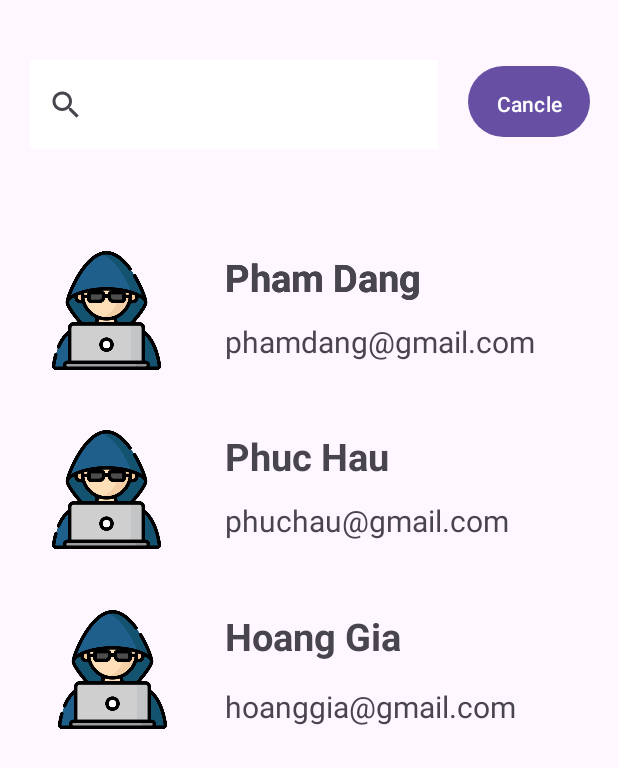
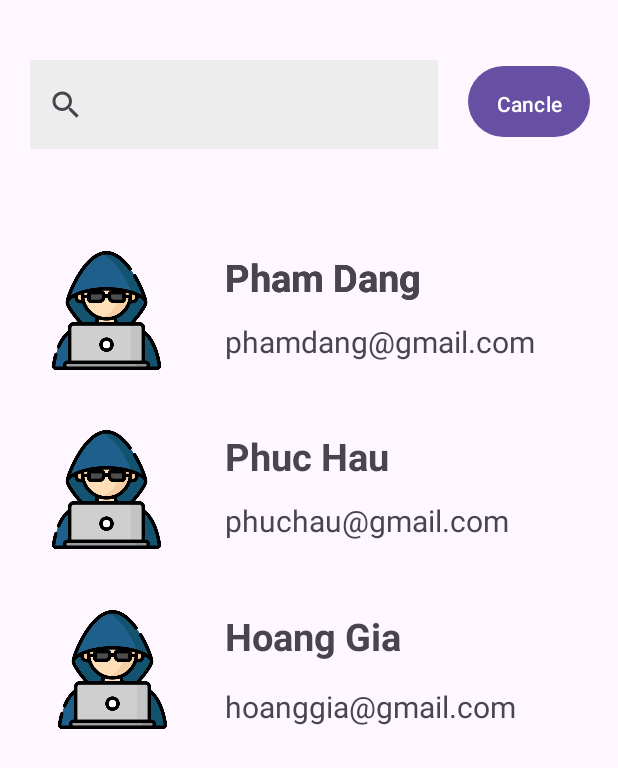
Before and after one commit to royalishere/BlitzApp, an Android app: the SearchActivity screen opened directly, with no data from a screen before it, on a phone screen of 412 x 824 dp. Shown: the top 768 px of the screen. Run offline under Robolectric (Android 15) with nearby library versions, the phone set to English and light mode, and no system bars; 2 statements that could not run were skipped.

Commit message:
update search view

```diff
--- a/app/src/main/res/layout/activity_search.xml
+++ b/app/src/main/res/layout/activity_search.xml
@@ -134,7 +134,6 @@
         android:id="@+id/user1"
         android:layout_width="86dp"
         android:layout_height="79dp"
-
         android:layout_marginStart="28dp"
         android:layout_marginTop="68dp"
         app:layout_constraintStart_toStartOf="parent"
@@ -149,14 +148,15 @@
         android:layout_marginHorizontal="20dp"
         android:layout_marginVertical="20dp"
         android:layout_marginStart="16dp"
+        android:layout_marginTop="20dp"
         android:background="@color/white"
         android:ems="10"
         android:inputType="textEmailAddress"
         android:queryHint="Search"
-        app:layout_constraintBottom_toBottomOf="parent"
         app:layout_constraintStart_toStartOf="parent"
         app:layout_constraintTop_toTopOf="parent"
-        app:layout_constraintVertical_bias="0.0" />
+        android:backgroundTint="@color/lightGrey"
+        />
 
     <Button
         android:id="@+id/button"
```
